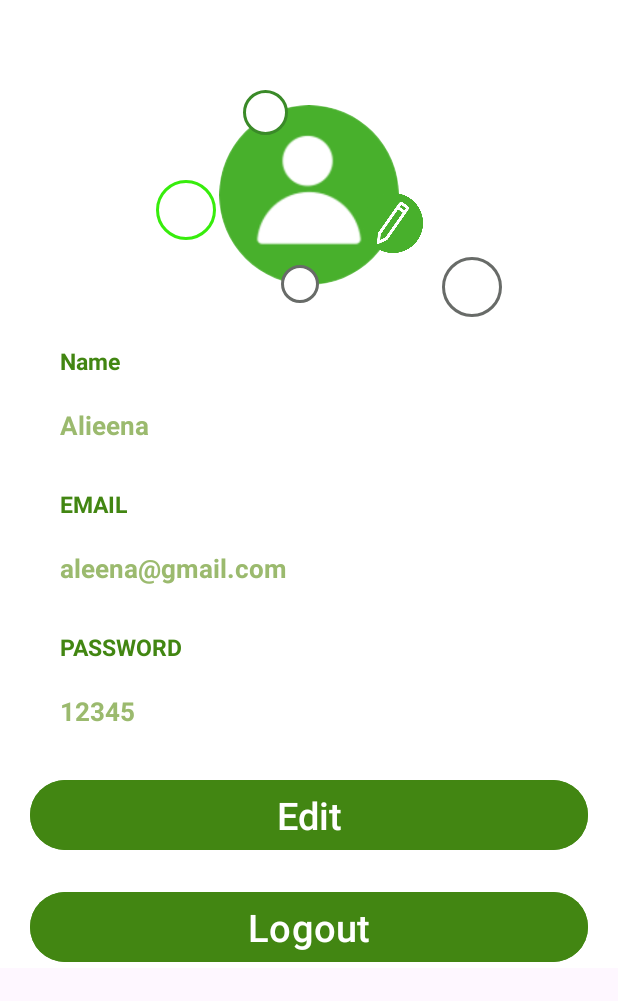
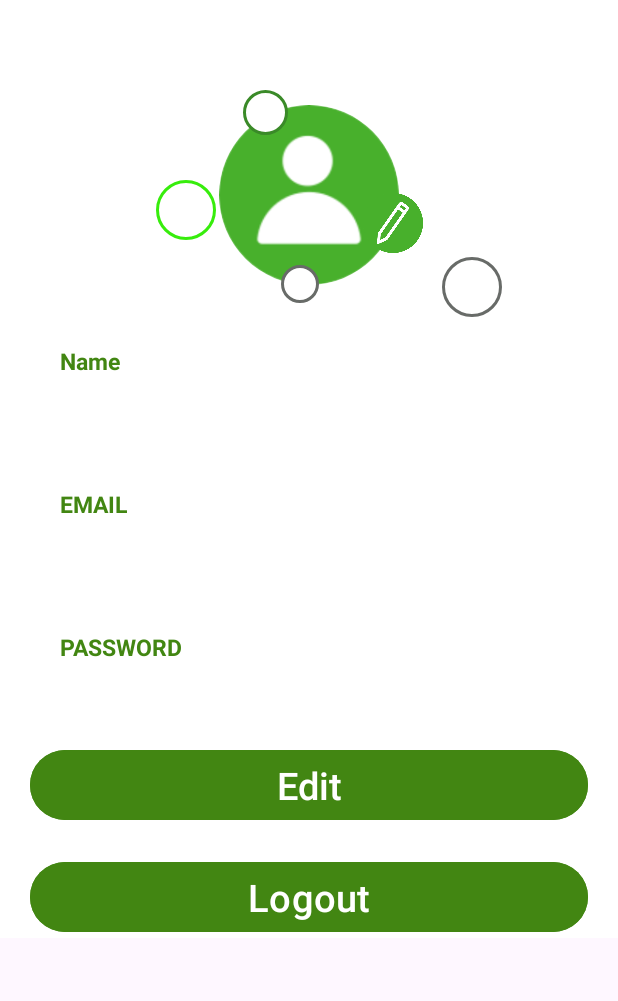
Before and after one commit to Mehrose813/BarcodeBuddy, an Android app: the fragment UserFragment shown on its own in the app's theme, on a phone screen of 412 x 824 dp. Shown: the top 1001 px of the screen. Run offline under Robolectric (Android 15) with nearby library versions, the phone set to English and light mode, and no system bars; our stand-ins replace CircleImageView, Firebase (no records; nobody signed in at launch, a user with empty details on screens opened directly).

Commit message:
change in profile xml

```diff
--- a/app/src/main/res/layout/fragment_user.xml
+++ b/app/src/main/res/layout/fragment_user.xml
@@ -88,7 +88,6 @@
         android:padding="10dp"
         android:layout_marginStart="30dp"
         android:layout_marginEnd="10dp"
-        android:text="Alieena"
         android:textColor="#9BBA6E"
         android:textSize="17sp"
         android:textStyle="bold" />
@@ -111,8 +110,8 @@
         android:id="@+id/tv_email"
         android:layout_width="match_parent"
         android:layout_height="wrap_content"
-        android:text="aleena@gmail.com"
         android:layout_below="@+id/tv_email1"
+        android:paddingStart="15dp"
         android:padding="10dp"
         android:textSize="17sp"
         android:textStyle="bold"
@@ -139,9 +138,8 @@
         android:id="@+id/tv_password"
         android:layout_width="match_parent"
         android:layout_height="wrap_content"
-        android:text="12345"
         android:layout_below="@+id/tv_pass"
-        android:padding="10dp"
+        android:paddingStart="15dp"
         android:textColor="#9BBA6E"
         android:textSize="17sp"
         android:textStyle="bold"
```
